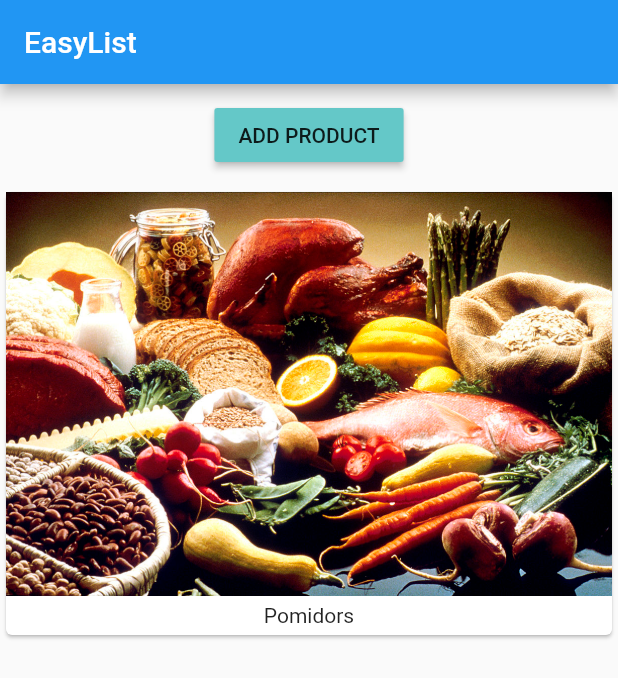
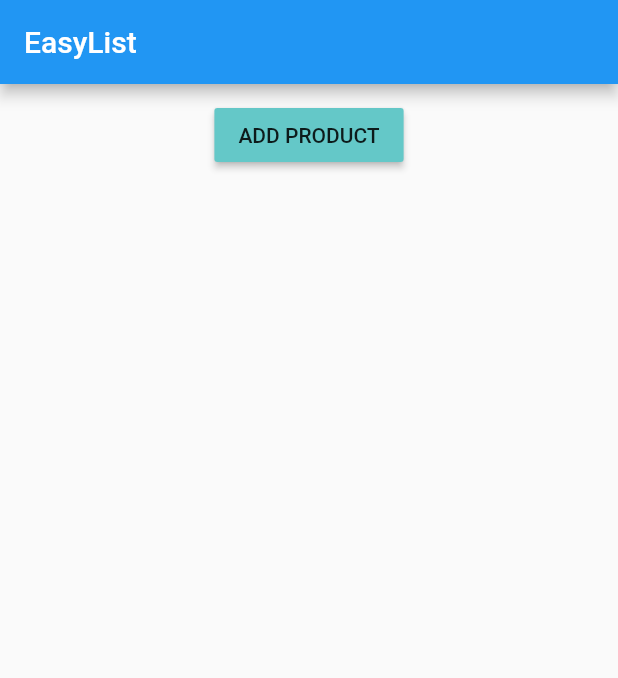
Before and after one commit to vdanylov/flutter-app, a Flutter app: the screen it shows after launch, on a phone screen of 412 x 824 dp. Shown: the top 678 px of the screen. Run offline on Flutter 3.47's test engine with Material 2 defaults, Android fonts, the phone set to English and light mode, and no system bars.

Commit message:
Moved products to own class

```diff
--- a/lib/main.dart
+++ b/lib/main.dart
@@ -34,21 +34,6 @@ class _MyCoolAppState extends State<MyCoolApp> {
                   child: Text('Add product'.toUpperCase()),
                 )),
               ),
-              Column(
-                children: _products
-                    .map((product) => Card(
-                          child: Column(
-                            children: <Widget>[
-                              Image.asset('assets/food.jpg'),
-                              Container(
-                                margin: EdgeInsets.all(5.0),
-                                child: Text(product),
-                              )
-                            ],
-                          ),
-                        ))
-                    .toList(),
-              )
             ],
           )),
     );
```
Also changed, not shown: lib/products.dart (added, +26 -0 lines).
